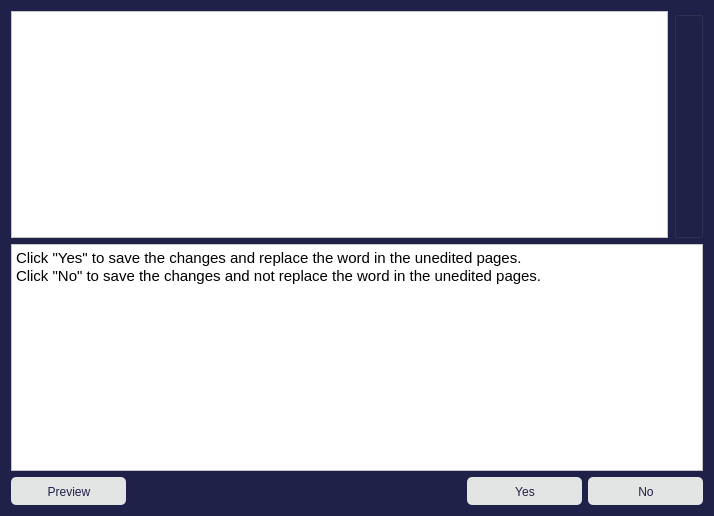
This is FrameWorkCode/globalreplacedialog.ui in UDAAN-LEAP/leap-pe-tool as Qt 5 draws it before an edit. The edited form follows.
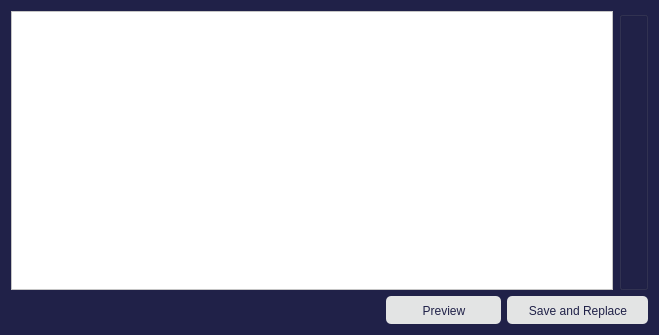
This is the edited form. Icons and pictures are not drawn.

Commit message: Made UI changes to global replace

```diff
--- a/FrameWorkCode/globalreplacedialog.ui
+++ b/FrameWorkCode/globalreplacedialog.ui
@@ -6,8 +6,8 @@
    <rect>
     <x>0</x>
     <y>0</y>
-    <width>714</width>
-    <height>516</height>
+    <width>659</width>
+    <height>335</height>
    </rect>
   </property>
   <property name="windowTitle">
@@ -67,41 +67,25 @@
      </item>
     </layout>
    </item>
-   <item>
-    <widget class="QTextBrowser" name="textBrowser">
-     <property name="minimumSize">
-      <size>
-       <width>382</width>
-       <height>122</height>
-      </size>
-     </property>
-     <property name="autoFillBackground">
-      <bool>false</bool>
-     </property>
-     <property name="styleSheet">
-      <string notr="true">font: 11pt &quot;Work Sans&quot;; 
-background-color: white;</string>
-     </property>
-     <property name="html">
-      <string>&lt;!DOCTYPE HTML PUBLIC &quot;-//W3C//DTD HTML 4.0//EN&quot; &quot;http://www.w3.org/TR/REC-html40/strict.dtd&quot;&gt;
-&lt;html&gt;&lt;head&gt;&lt;meta name=&quot;qrichtext&quot; content=&quot;1&quot; /&gt;&lt;meta charset=&quot;utf-8&quot; /&gt;&lt;style type=&quot;text/css&quot;&gt;
-p, li { white-space: pre-wrap; }
-&lt;/style&gt;&lt;/head&gt;&lt;body style=&quot; font-family:'Work Sans'; font-size:11pt; font-weight:400; font-style:normal;&quot;&gt;
-&lt;p style=&quot; margin-top:0px; margin-bottom:0px; margin-left:0px; margin-right:0px; -qt-block-indent:0; text-indent:0px;&quot;&gt;&lt;span style=&quot; font-family:'Ubuntu'; color:#000000;&quot;&gt;Click &amp;quot;Yes&amp;quot; to save the changes and replace the word in the unedited pages.&lt;/span&gt;&lt;/p&gt;
-&lt;p style=&quot; margin-top:0px; margin-bottom:0px; margin-left:0px; margin-right:0px; -qt-block-indent:0; text-indent:0px;&quot;&gt;&lt;span style=&quot; font-family:'Ubuntu'; color:#000000;&quot;&gt;Click &amp;quot;No&amp;quot; to save the changes and not replace the word in the unedited pages.&lt;/span&gt;&lt;/p&gt;&lt;/body&gt;&lt;/html&gt;</string>
-     </property>
-    </widget>
-   </item>
    <item>
     <layout class="QHBoxLayout" name="horizontalLayout">
      <item>
-      <widget class="QPushButton" name="previewButton">
+      <widget class="QPushButton" name="pushButton">
        <property name="styleSheet">
-        <string notr="true">QPushButton{background-color:rgb(227, 228, 228);border:0px; color: rgb(32, 33, 72); height:26.96px; width: 113.5px; padding-top:1px; border-radius:4.8px; padding-left:1.3px; selection-color: rgb(32, 33, 72); selection-background-color: rgb(136, 138, 133);
-} QPushButton:checked{background-color: rgb(136, 138, 133);} QPushButton:pressed {background-color: rgb(136, 138, 133);}</string>
+        <string notr="true">border:0px;</string>
        </property>
        <property name="text">
-        <string>Preview</string>
+        <string/>
+       </property>
+       <property name="icon">
+        <iconset resource="AppResources.qrc">
+         <normaloff>:/Images/Resources/information.png</normaloff>:/Images/Resources/information.png</iconset>
+       </property>
+       <property name="iconSize">
+        <size>
+         <width>27</width>
+         <height>27</height>
+        </size>
        </property>
       </widget>
      </item>
@@ -118,25 +102,25 @@
        </property>
       </spacer>
      </item>
+     <item>
+      <widget class="QPushButton" name="previewButton">
+       <property name="styleSheet">
+        <string notr="true">QPushButton{background-color:rgb(227, 228, 228);border:0px; color: rgb(32, 33, 72); height:26.96px; width: 113.5px; padding-top:1px; border-radius:4.8px; padding-left:1.3px; selection-color: rgb(32, 33, 72); selection-background-color: rgb(136, 138, 133);
+} QPushButton:checked{background-color: rgb(136, 138, 133);} QPushButton:pressed {background-color: rgb(136, 138, 133);}</string>
+       </property>
+       <property name="text">
+        <string>Preview</string>
+       </property>
+      </widget>
+     </item>
      <item>
       <widget class="QPushButton" name="applyButton">
        <property name="styleSheet">
-        <string notr="true">QPushButton{background-color:rgb(227, 228, 228);border:0px; color: rgb(32, 33, 72); height:26.96px; width: 113.5px; padding-top:1px; border-radius:4.8px; padding-left:1.3px; selection-color: rgb(32, 33, 72); selection-background-color: rgb(136, 138, 133);
+        <string notr="true">QPushButton{background-color:rgb(227, 228, 228);border:0px; color: rgb(32, 33, 72); height:26.96px; width: 139.5px; padding-top:1px; border-radius:4.8px; padding-left:1.3px; selection-color: rgb(32, 33, 72); selection-background-color: rgb(136, 138, 133);
 } QPushButton:checked{background-color: rgb(136, 138, 133);} QPushButton:pressed {background-color: rgb(136, 138, 133);}</string>
        </property>
        <property name="text">
-        <string>Yes</string>
-       </property>
-      </widget>
-     </item>
-     <item>
-      <widget class="QPushButton" name="cancelButton">
-       <property name="styleSheet">
-        <string notr="true">QPushButton{background-color:rgb(227, 228, 228);border:0px; color: rgb(32, 33, 72); height:26.96px; width: 113.5px; padding-top:1px; border-radius:4.8px; padding-left:1.3px; selection-color: rgb(32, 33, 72); selection-background-color: rgb(136, 138, 133);
-} QPushButton:checked{background-color: rgb(136, 138, 133);} QPushButton:pressed {background-color: rgb(136, 138, 133);}</string>
-       </property>
-       <property name="text">
-        <string>No</string>
+        <string>Save and Replace</string>
        </property>
       </widget>
      </item>
```
Left out of the diff: 6 changed lines with no effect on the pictures. The commit also changes 52 other files.
